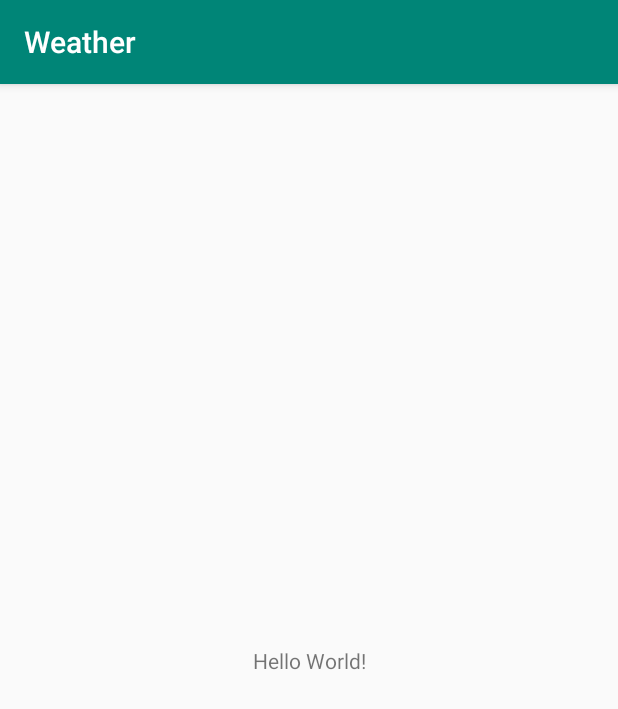
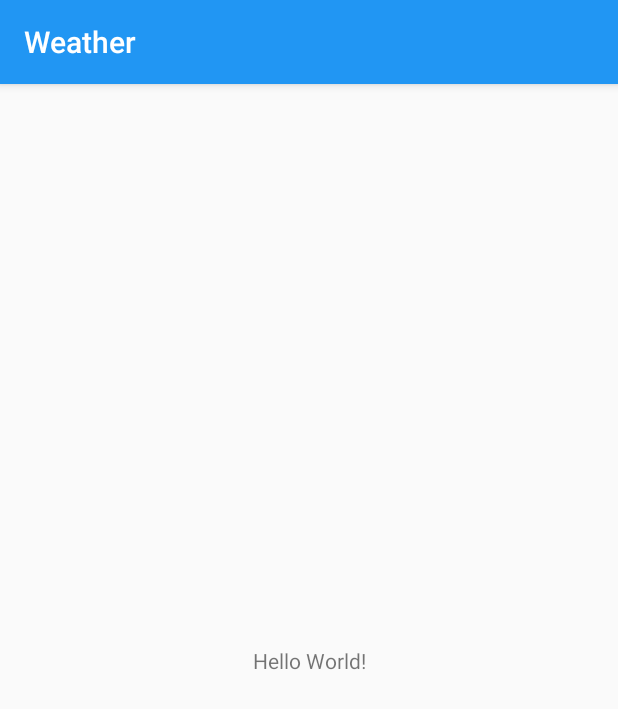
Before and after one commit to bartlomiej-szlachta/weather-app, an Android app: the screen it shows after launch (MainActivity), on a phone screen of 412 x 824 dp. Shown: the top 709 px of the screen. Run offline under Robolectric (Android 15) with nearby library versions, the light colour scheme and no system bars.

Commit message:
feat: app theme colors

```diff
--- a/app/src/main/res/values/colors.xml
+++ b/app/src/main/res/values/colors.xml
@@ -1,6 +1,6 @@
 <?xml version="1.0" encoding="utf-8"?>
 <resources>
-    <color name="colorPrimary">#008577</color>
-    <color name="colorPrimaryDark">#00574B</color>
-    <color name="colorAccent">#D81B60</color>
+    <color name="colorPrimary">#2196F3</color>
+    <color name="colorPrimaryDark">#0069c0</color>
+    <color name="colorAccent">#fdd835</color>
 </resources>
--- a/app/src/main/res/values/styles.xml
+++ b/app/src/main/res/values/styles.xml
@@ -1,8 +1,6 @@
 <resources>
 
-    <!-- Base application theme. -->
     <style name="AppTheme" parent="Theme.AppCompat.Light.DarkActionBar">
-        <!-- Customize your theme here. -->
         <item name="colorPrimary">@color/colorPrimary</item>
         <item name="colorPrimaryDark">@color/colorPrimaryDark</item>
         <item name="colorAccent">@color/colorAccent</item>
```
